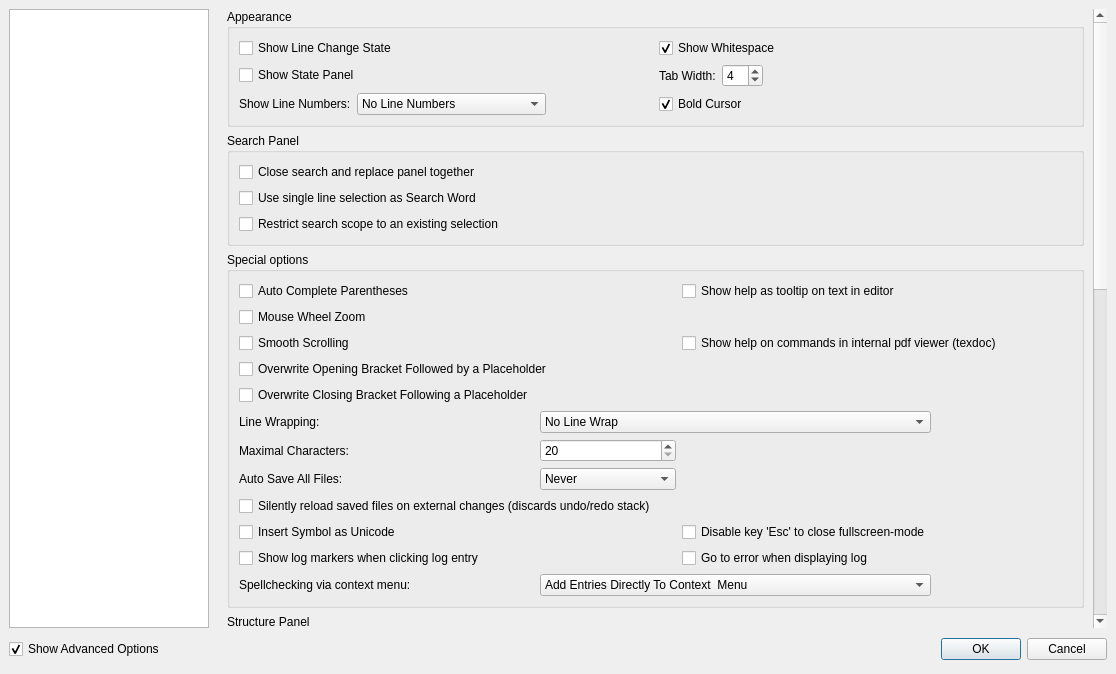
This is configdialog.ui in texstudio-org/texstudio as Qt 5 draws it before an edit. The edited form follows.
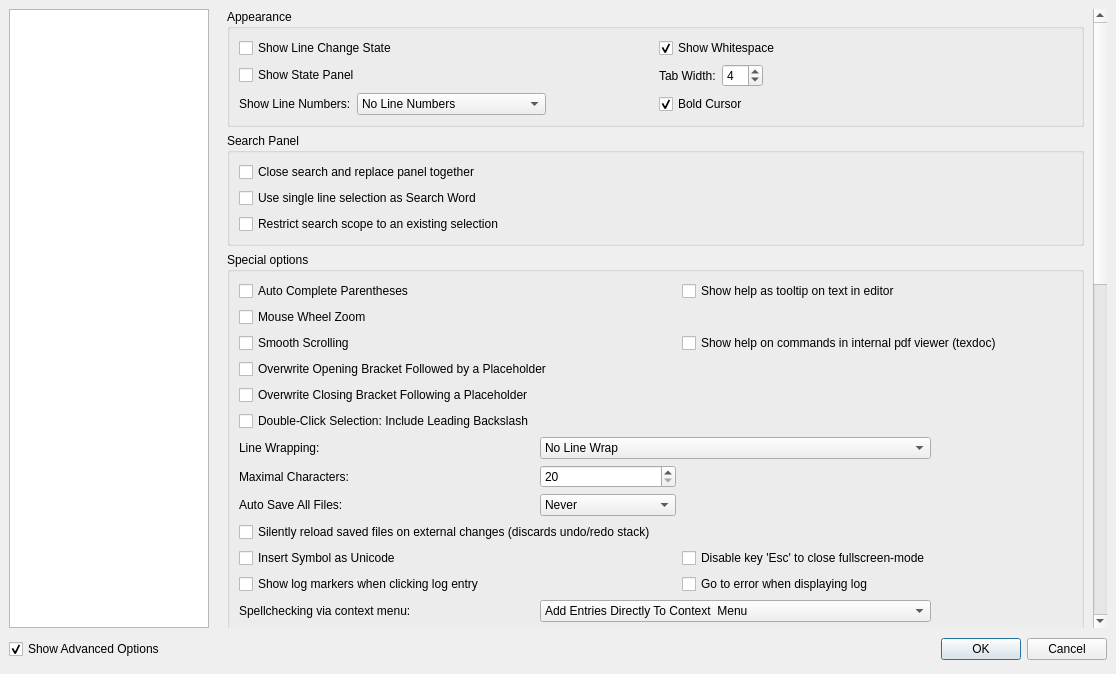
This is the edited form. The open tabs and pages were chosen to show the change. Icons and pictures are not drawn.

Commit message: option for double-click selection behavior (with/without leading backslash)

```diff
--- a/configdialog.ui
+++ b/configdialog.ui
@@ -1816,8 +1816,8 @@
            <rect>
             <x>0</x>
             <y>0</y>
-            <width>668</width>
-            <height>1220</height>
+            <width>863</width>
+            <height>1243</height>
            </rect>
           </property>
           <layout class="QVBoxLayout" name="verticalLayout_8">
@@ -2016,31 +2016,7 @@
               <bool>false</bool>
              </property>
              <layout class="QGridLayout" columnstretch="0,1,1,1">
-              <item row="6" column="0" colspan="2">
-               <widget class="QCheckBox" name="checkOverwriteOpeningBracketFollowedByPlaceholder">
-                <property name="text">
-                 <string>Overwrite Opening Bracket Followed by a Placeholder</string>
-                </property>
-               </widget>
-              </item>
-              <item row="9" column="0">
-               <widget class="QLabel" name="label_23">
-                <property name="text">
-                 <string>Maximal Characters:</string>
-                </property>
-                <property name="alignment">
-                 <set>Qt::AlignLeading|Qt::AlignLeft|Qt::AlignVCenter</set>
-                </property>
-               </widget>
-              </item>
-              <item row="3" column="2" colspan="2">
-               <widget class="QCheckBox" name="checkBoxToolTipHelp2">
-                <property name="text">
-                 <string>Show help as tooltip on text in editor</string>
-                </property>
-               </widget>
-              </item>
-              <item row="11" column="0">
+              <item row="12" column="0">
                <widget class="QLabel" name="label_24">
                 <property name="text">
                  <string>Auto Save All Files:</string>
@@ -2064,7 +2040,7 @@
                 </property>
                </widget>
               </item>
-              <item row="9" column="1">
+              <item row="10" column="1">
                <widget class="QSpinBox" name="spinBoxWrapLineWidth">
                 <property name="minimum">
                  <number>20</number>
@@ -2074,7 +2050,7 @@
                 </property>
                </widget>
               </item>
-              <item row="11" column="1">
+              <item row="12" column="1">
                <widget class="QComboBox" name="comboBoxAutoSave">
                 <item>
                  <property name="text">
@@ -2103,7 +2079,7 @@
                 </item>
                </widget>
               </item>
-              <item row="8" column="0">
+              <item row="9" column="0">
                <widget class="QLabel" name="label_41">
                 <property name="text">
                  <string>Line Wrapping:</string>
@@ -2117,7 +2093,7 @@
                 </property>
                </widget>
               </item>
-              <item row="13" column="2">
+              <item row="14" column="2">
                <widget class="QCheckBox" name="checkBoxDisableEscForClosingfullscreen">
                 <property name="text">
                  <string>Disable key 'Esc' to close fullscreen-mode</string>
@@ -2131,21 +2107,45 @@
                 </property>
                </widget>
               </item>
-              <item row="12" column="0" colspan="4">
+              <item row="13" column="0" colspan="4">
                <widget class="QCheckBox" name="checkBoxSilentReload">
                 <property name="text">
                  <string>Silently reload saved files on external changes (discards undo/redo stack)</string>
                 </property>
                </widget>
               </item>
-              <item row="14" column="2">
+              <item row="15" column="2">
                <widget class="QCheckBox" name="checkBoxGoToErrorWhenDisplayingLog">
                 <property name="text">
                  <string>Go to error when displaying log</string>
                 </property>
                </widget>
               </item>
-              <item row="8" column="1" colspan="2">
+              <item row="6" column="0" colspan="2">
+               <widget class="QCheckBox" name="checkOverwriteOpeningBracketFollowedByPlaceholder">
+                <property name="text">
+                 <string>Overwrite Opening Bracket Followed by a Placeholder</string>
+                </property>
+               </widget>
+              </item>
+              <item row="10" column="0">
+               <widget class="QLabel" name="label_23">
+                <property name="text">
+                 <string>Maximal Characters:</string>
+                </property>
+                <property name="alignment">
+                 <set>Qt::AlignLeading|Qt::AlignLeft|Qt::AlignVCenter</set>
+                </property>
+               </widget>
+              </item>
+              <item row="3" column="2" colspan="2">
+               <widget class="QCheckBox" name="checkBoxToolTipHelp2">
+                <property name="text">
+                 <string>Show help as tooltip on text in editor</string>
+                </property>
+               </widget>
+              </item>
+              <item row="9" column="1" colspan="2">
                <widget class="QComboBox" name="comboBoxLineWrap">
                 <item>
                  <property name="text">
@@ -2169,7 +2169,7 @@
                 </item>
                </widget>
               </item>
-              <item row="13" column="0">
+              <item row="14" column="0">
                <widget class="QCheckBox" name="checkBoxInsertSymbolAsUCS">
                 <property name="toolTip">
                  <string>Beware that LaTeX still needs to be able to render the character, thus the same packages need to be present as with the LaTeX-Code</string>
@@ -2179,7 +2179,7 @@
                 </property>
                </widget>
               </item>
-              <item row="14" column="0">
+              <item row="15" column="0">
                <widget class="QCheckBox" name="checkBoxShowLogMarkersWhenClickingLogEntry">
                 <property name="text">
                  <string>Show log markers when clicking log entry</string>
@@ -2193,7 +2193,7 @@
                 </property>
                </widget>
               </item>
-              <item row="15" column="1" colspan="2">
+              <item row="16" column="1" colspan="2">
                <widget class="QComboBox" name="comboBoxContextMenuSpellcheckingEntryLocation">
                 <item>
                  <property name="text">
@@ -2207,13 +2207,20 @@
                 </item>
                </widget>
               </item>
-              <item row="15" column="0">
+              <item row="16" column="0">
                <widget class="QLabel" name="label_70">
                 <property name="text">
                  <string>Spellchecking via context menu:</string>
                 </property>
                </widget>
               </item>
+              <item row="8" column="0">
+               <widget class="QCheckBox" name="checkBoxDoubleClickSelectionIncludeLeadingBackslash">
+                <property name="text">
+                 <string>Double-Click Selection: Include Leading Backslash</string>
+                </property>
+               </widget>
+              </item>
              </layout>
             </widget>
            </item>
```
Left out of the diff: 10 changed lines with no effect on the pictures. The commit also changes 5 other files.
